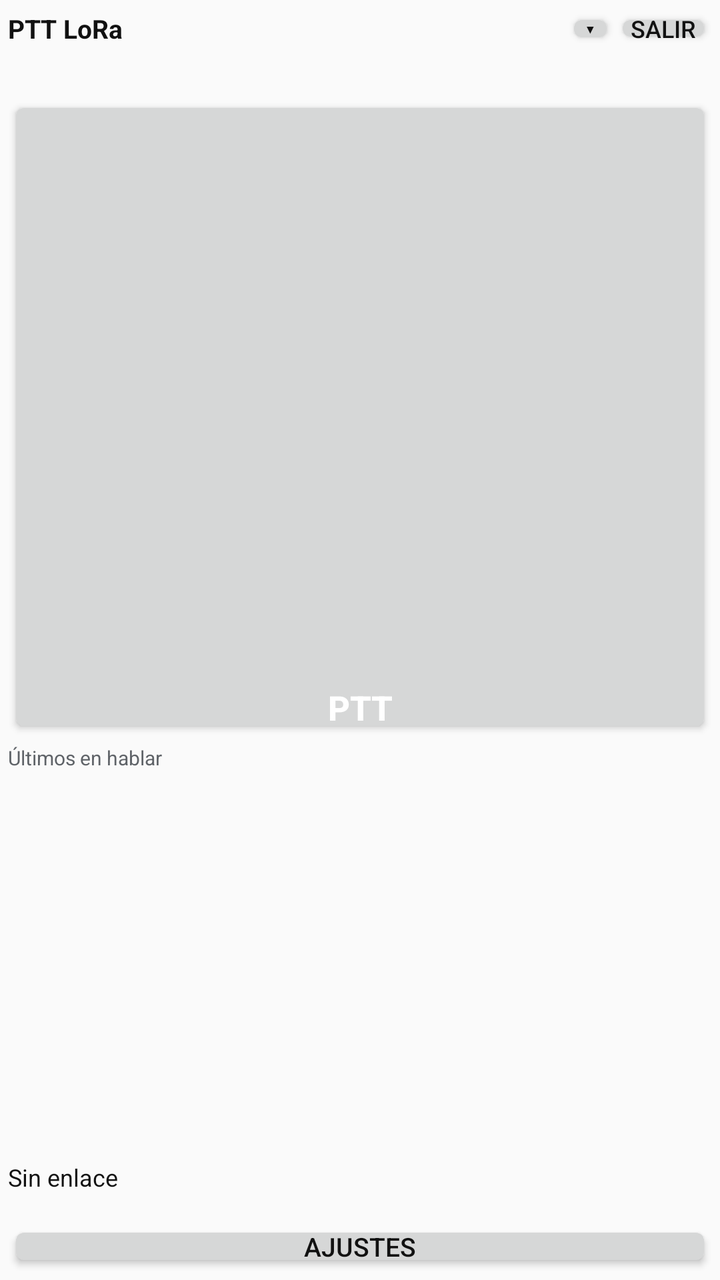
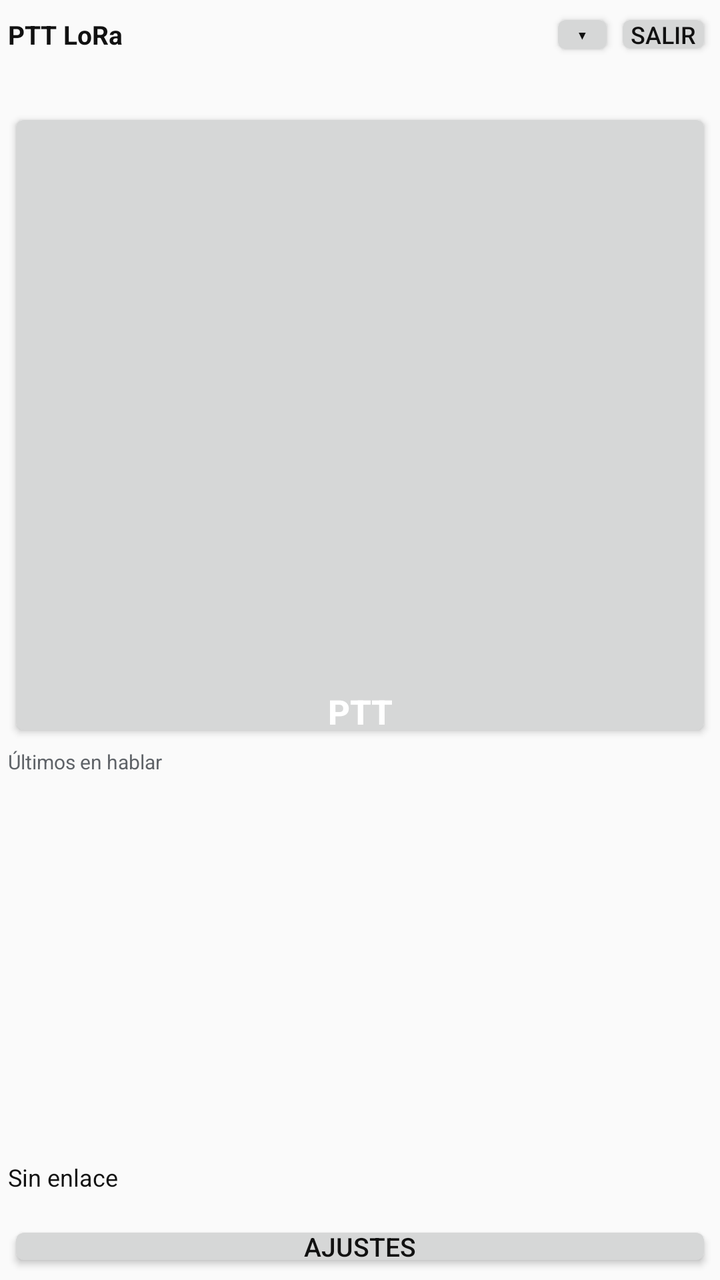

Two renders of the same Android screen: before a commit and after it. Below are the layout's source before the change and the commit's diff.
<!-- AndroidManifest.xml: application theme TemaPTT -->
<!-- res/layout/principal_poc.xml -->
<?xml version="1.0" encoding="utf-8"?>
<LinearLayout xmlns:android="http://schemas.android.com/apk/res/android"
    android:orientation="vertical"
    android:layout_width="match_parent"
    android:layout_height="match_parent"
    android:background="@color/fondo"
    android:padding="4dp">

    <LinearLayout
        android:layout_width="match_parent" android:layout_height="wrap_content"
        android:orientation="horizontal"
        android:gravity="center_vertical">
        <TextView android:id="@+id/titulo"
            android:layout_width="0dp" android:layout_weight="1"
            android:layout_height="wrap_content"
            android:textSize="13sp" android:textStyle="bold"
            android:textColor="@color/texto"
            android:singleLine="true" android:ellipsize="end"
            android:text="PTT LoRa" />
        <Button android:id="@+id/plegar"
            android:layout_width="wrap_content" android:layout_height="wrap_content"
            android:minWidth="0dp" android:minHeight="0dp"
            android:paddingLeft="10dp" android:paddingRight="10dp"
            android:paddingTop="2dp" android:paddingBottom="2dp"
            android:textSize="12sp"
            android:text="▾" />
        <Button android:id="@+id/salir"
            android:layout_width="wrap_content" android:layout_height="wrap_content"
            android:minWidth="0dp" android:minHeight="0dp"
            android:paddingLeft="8dp" android:paddingRight="8dp"
            android:paddingTop="2dp" android:paddingBottom="2dp"
            android:textSize="12sp"
            android:text="Salir" />
    </LinearLayout>

    <TextView android:id="@+id/quien"
        android:layout_width="match_parent" android:layout_height="wrap_content"
        android:textSize="15sp" android:textStyle="bold"
        android:textColor="@color/texto"
        android:singleLine="true" android:ellipsize="end"
        android:paddingTop="1dp" android:paddingBottom="2dp" />

    <Button android:id="@+id/ptt"
        android:layout_width="match_parent" android:layout_height="0dp"
        android:layout_weight="5"
        android:textSize="17sp" android:textStyle="bold"
        android:textColor="#ffffff"
        android:gravity="bottom|center_horizontal"
        android:paddingBottom="4dp"
        android:singleLine="true"
        android:text="PTT" />

    <TextView android:id="@+id/rueda_titulo"
        android:layout_width="match_parent" android:layout_height="wrap_content"
        android:textSize="10sp" android:textColor="@color/texto_flojo"
        android:paddingTop="3dp"
        android:text="Últimos en hablar" />
    <LinearLayout android:id="@+id/rueda"
        android:orientation="vertical"
        android:layout_width="match_parent" android:layout_height="0dp"
        android:layout_weight="3" />

    <LinearLayout android:id="@+id/panel"
        android:orientation="vertical"
        android:layout_width="match_parent" android:layout_height="wrap_content">
        <TextView android:id="@+id/estado"
            android:layout_width="match_parent" android:layout_height="wrap_content"
            android:paddingTop="2dp"
            android:textSize="12sp" android:maxLines="2" android:ellipsize="end"
            android:text="Sin enlace" />
        <TextView android:id="@+id/log"
            android:layout_width="match_parent" android:layout_height="wrap_content"
            android:textSize="10sp" android:textColor="@color/texto_flojo"
            android:singleLine="true" android:ellipsize="end" />
        <Button android:id="@+id/ajustes"
            android:layout_width="match_parent" android:layout_height="wrap_content"
            android:minHeight="0dp" android:textSize="13sp"
            android:paddingTop="4dp" android:paddingBottom="4dp"
            android:text="Ajustes" />
    </LinearLayout>
</LinearLayout>
<!-- resources referenced by this layout -->
<resources>
  <color name="fondo">#FAFAFA</color>
  <color name="texto">#111111</color>
  <color name="texto_flojo">#5F6368</color>
  <style name="TemaPTT" parent="@android:style/Theme.DeviceDefault.Light">
          <item name="android:windowBackground">@color/fondo</item>
          
          <item name="android:windowActionBar">false</item>
          <item name="android:windowNoTitle">true</item>
          <item name="android:textColor">@color/texto</item>
      </style>
</resources>

<!-- the commit's change to res/layout/principal_poc.xml (unified diff, before → after) -->
@@ -20,15 +20,15 @@
         <Button android:id="@+id/plegar"
             android:layout_width="wrap_content" android:layout_height="wrap_content"
             android:minWidth="0dp" android:minHeight="0dp"
-            android:paddingLeft="10dp" android:paddingRight="10dp"
-            android:paddingTop="2dp" android:paddingBottom="2dp"
+            android:paddingLeft="14dp" android:paddingRight="14dp"
+            android:paddingTop="5dp" android:paddingBottom="5dp"
             android:textSize="12sp"
             android:text="▾" />
         <Button android:id="@+id/salir"
             android:layout_width="wrap_content" android:layout_height="wrap_content"
             android:minWidth="0dp" android:minHeight="0dp"
             android:paddingLeft="8dp" android:paddingRight="8dp"
-            android:paddingTop="2dp" android:paddingBottom="2dp"
+            android:paddingTop="5dp" android:paddingBottom="5dp"
             android:textSize="12sp"
             android:text="Salir" />
     </LinearLayout>
